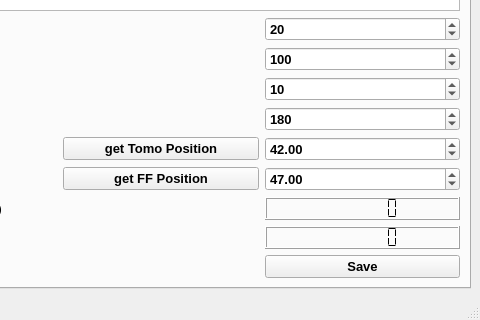
Before: the Qt Designer form BAMline_list_generators/List_generators.ui in HMarkoetter/BAMline_CT_preview_RECO, drawn with Qt 5; both pictures show x 158 to 638 and y 441 to 761 of the 638 by 761 pixel window.
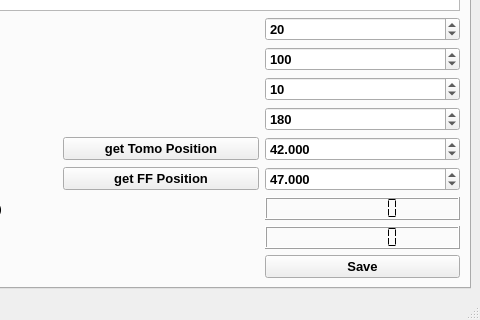
After: the same form once the commit is applied. The open tabs and pages were chosen to show the change. Custom widgets are drawn as their Qt base class.

The edit to the form file:
```diff
--- a/BAMline_list_generators/List_generators.ui
+++ b/BAMline_list_generators/List_generators.ui
@@ -745,6 +745,9 @@
             <bold>true</bold>
            </font>
           </property>
+          <property name="decimals">
+           <number>3</number>
+          </property>
           <property name="minimum">
            <double>-5000.000000000000000</double>
           </property>
@@ -797,6 +800,9 @@
             <bold>true</bold>
            </font>
           </property>
+          <property name="decimals">
+           <number>3</number>
+          </property>
           <property name="minimum">
            <double>-5000.000000000000000</double>
           </property>
```
Left out of the diff: 14 changed lines with no effect on the pictures.
